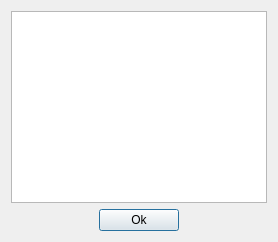
Above: consoleoutput.ui from DavidMCerdeira/EL-Configuration-Interface before the change. Below: the same form after it.
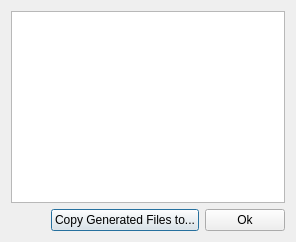
That is the form after the change. Icons and pictures are not drawn.

Commit message: Add copy generated files

```diff
--- a/consoleoutput.ui
+++ b/consoleoutput.ui
@@ -38,6 +38,13 @@
        </property>
       </spacer>
      </item>
+     <item>
+      <widget class="QPushButton" name="chooseDestDirButton">
+       <property name="text">
+        <string>Copy Generated Files to...</string>
+       </property>
+      </widget>
+     </item>
      <item>
       <widget class="QPushButton" name="okButton">
        <property name="text">
@@ -48,19 +55,6 @@
        </property>
       </widget>
      </item>
-     <item>
-      <spacer name="horizontalSpacer_2">
-       <property name="orientation">
-        <enum>Qt::Horizontal</enum>
-       </property>
-       <property name="sizeHint" stdset="0">
-        <size>
-         <width>40</width>
-         <height>20</height>
-        </size>
-       </property>
-      </spacer>
-     </item>
     </layout>
    </item>
   </layout>
```
Left out of the diff: 4 changed lines with no effect on the pictures. The commit also changes 4 other files.
